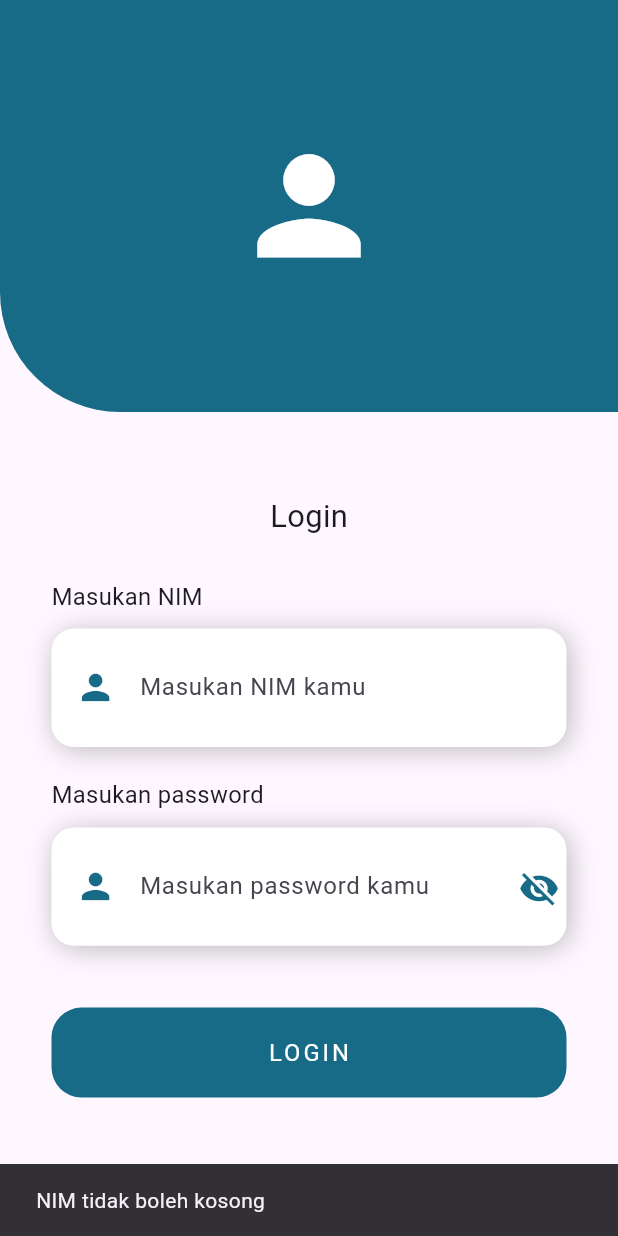
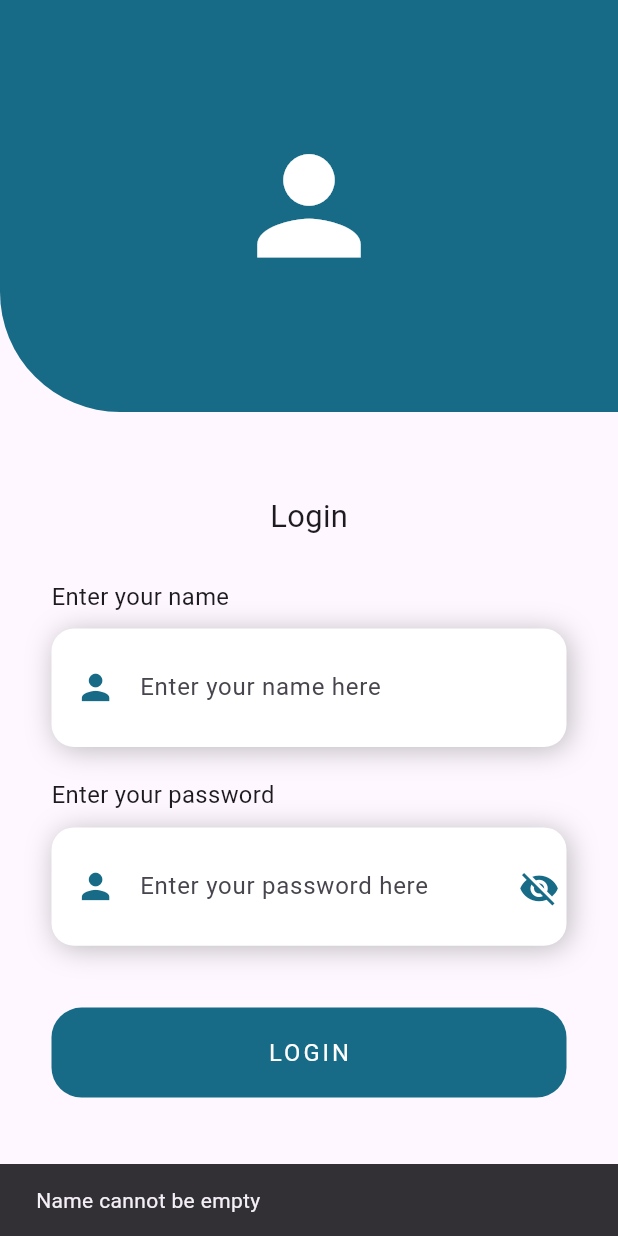
Before and after one commit to lenilestari/absensi_simulasi_web, a Flutter app: the screen it shows after launch, after a tap on "LOGIN", on a phone screen of 412 x 824 dp. Run offline on Flutter 3.47's test engine with Material 2 defaults, Android fonts, the light colour scheme and no system bars; our stand-ins replace cloud_firestore, firebase_core, firebase_storage, flutter_keyboard_visibility, font_awesome_flutter, geocoding and 4 more; missing offline and left inert: month_year_picker; accounts and stored records are empty; Roboto replaces fonts that are missing (font_1, font_2).

Commit message:
new update profile, homescreen and todayscreen

```diff
--- a/lib/loginscreen.dart
+++ b/lib/loginscreen.dart
@@ -67,10 +67,11 @@ class _LoginScreenState extends State<LoginScreen> {
               child: Column(
                 crossAxisAlignment: CrossAxisAlignment.start,
                 children: [
-                  fieldTitle("Masukan NIM"),
-                  customField("Masukan NIM kamu", idController),
-                  fieldTitle("Masukan password"),
-                  customPasswordField("Masukan password kamu", passController),
+                  fieldTitle("Enter your name"),
+                  customField("Enter your name here", idController),
+                  fieldTitle("Enter your password"),
+                  customPasswordField(
+                      "Enter your password here", passController),
                   GestureDetector(
                     onTap: () async {
                       String id = idController.text.trim();
@@ -79,12 +80,12 @@ class _LoginScreenState extends State<LoginScreen> {
                       if (id.isEmpty) {
                         ScaffoldMessenger.of(context)
                             .showSnackBar(const SnackBar(
-                          content: Text("NIM tidak boleh kosong"),
+                          content: Text("Name cannot be empty"),
                         ));
                       } else if (password.isEmpty) {
                         ScaffoldMessenger.of(context)
                             .showSnackBar(const SnackBar(
-                          content: Text("Password tidak boleh kosong"),
+                          content: Text("Password cannot be empty"),
                         ));
                       } else {
                         QuerySnapshot querySnapshot = await FirebaseFirestore
@@ -109,7 +110,7 @@ class _LoginScreenState extends State<LoginScreen> {
                                 firstDocumentData['password'];
 
                             if (password == hashedPasswordFromDatabase) {
-                              print("Password cocok, lanjutkan");
+                              print("Password matches, continue");
 
                               sharedPreferences =
                                   await SharedPreferences.getInstance();
@@ -124,19 +125,19 @@ class _LoginScreenState extends State<LoginScreen> {
                             } else {
                               ScaffoldMessenger.of(context)
                                   .showSnackBar(const SnackBar(
-                                content: Text("Periksa kembali password kamu"),
+                                content: Text("Double check your password"),
                               ));
                             }
                           } catch (e) {
                             ScaffoldMessenger.of(context).showSnackBar(SnackBar(
                               content:
-                                  Text("Terjadi kesalahan: ${e.toString()}"),
+                                  Text("There is an error: ${e.toString()}"),
                             ));
                           }
                         } else {
                           ScaffoldMessenger.of(context)
                               .showSnackBar(const SnackBar(
-                            content: Text("Periksa lagi Nim kamu"),
+                            content: Text("Check your name again"),
                           ));
                         }
                       }
--- a/lib/profilescreen.dart
+++ b/lib/profilescreen.dart
@@ -93,7 +93,7 @@ class _ProfileScreenState extends State<ProfileScreen> {
             Align(
               alignment: Alignment.center,
               child: Text(
-                "Nama ${User.usernameId}",
+                "Hai ${User.usernameId}",
                 style: const TextStyle(
                   fontFamily: "font_2",
                   fontSize: 18,
@@ -103,8 +103,12 @@ class _ProfileScreenState extends State<ProfileScreen> {
             const SizedBox(
               height: 24,
             ),
-            textField("First Name", "Firt Name", firstName),
-            textField("Last Name", "Last Name", lastName),
+            User.canEdit
+                ? textField("First Name", "Firt Name", firstName)
+                : field("First Name", User.firstName),
+            User.canEdit
+                ? textField("Last Name", "Last Name", lastName)
+                : field("Last Name", User.lastName),
             GestureDetector(
               onTap: () {
                 showDatePicker(
@@ -148,7 +152,7 @@ class _ProfileScreenState extends State<ProfileScreen> {
             ),
             User.canEdit
                 ? textField("Address", "Address", addressName)
-                : field("Address", "Address"),
+                : field("Address", User.address),
             User.canEdit
                 ? GestureDetector(
                     onTap: () async {
@@ -179,6 +183,10 @@ class _ProfileScreenState extends State<ProfileScreen> {
                           }).then((value) {
                             setState(() {
                               User.canEdit = false;
+                              User.firstName = namaPertama;
+                              User.lastName = namaKedua;
+                              User.birthDate = ulangTahun;
+                              User.address = Alamat;
                             });
                           });
                         }
```
